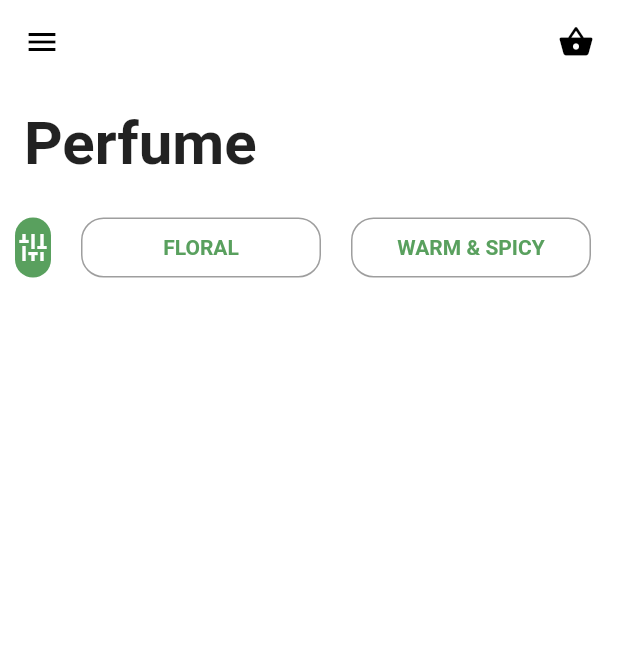
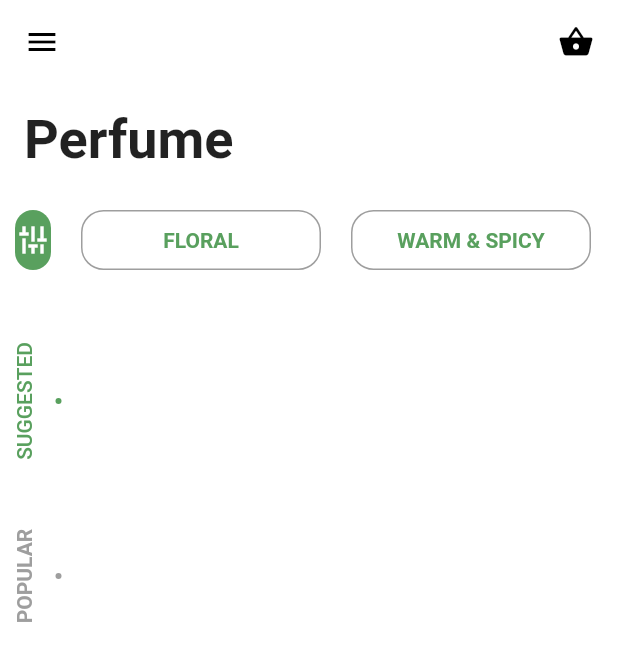
Before and after one commit to isabia/Flutter-UI-Challenge, a Flutter app: the screen it shows after launch, on a phone screen of 412 x 824 dp. Shown: the top 661 px of the screen. Run offline on Flutter 3.47's test engine with Material 2 defaults, Android fonts, the phone set to English and light mode, and no system bars.

Commit message:
Option Rotaded box

```diff
--- a/lib/src/home/home_page.dart
+++ b/lib/src/home/home_page.dart
@@ -30,7 +30,7 @@ class HomePage extends StatelessWidget {
                 child: Text("Perfume",
                     textAlign: TextAlign.left,
                     style:
-                        TextStyle(fontWeight: FontWeight.bold, fontSize: 40.0)),
+                        TextStyle(fontWeight: FontWeight.bold, fontSize: 36.0)),
               ),
             ],
           ),
@@ -105,6 +105,52 @@ class HomePage extends StatelessWidget {
               ),
             ],
           ),
+          SizedBox(height: 30),
+          RotatedBox(
+            quarterTurns: 15,
+            child: Column(
+              children: <Widget>[
+                Padding(
+                  padding: const EdgeInsets.all(8.0),
+                  child: Text(
+                    'SUGGESTED',
+                    style: TextStyle(
+                      color: Color(0xFF59A05E),
+                      fontWeight: FontWeight.w500,
+                    ),
+                  ),
+                ),
+                SizedBox(height: 5),
+                CircleAvatar(
+                  backgroundColor: Color(0xFF59A05E),
+                  radius: 2,
+                ),
+              ],
+            ),
+          ),
+          SizedBox(height: 30),
+          RotatedBox(
+            quarterTurns: 3,
+            child: Column(
+              children: <Widget>[
+                Padding(
+                  padding: const EdgeInsets.all(8.0),
+                  child: Text(
+                    'POPULAR',
+                    style: TextStyle(
+                      color: Colors.grey,
+                      fontWeight: FontWeight.bold,
+                    ),
+                  ),
+                ),
+                const SizedBox(height: 5),
+                CircleAvatar(
+                  backgroundColor: Colors.grey,
+                  radius: 2,
+                )
+              ],
+            ),
+          ),
         ],
       ),
     );
```
